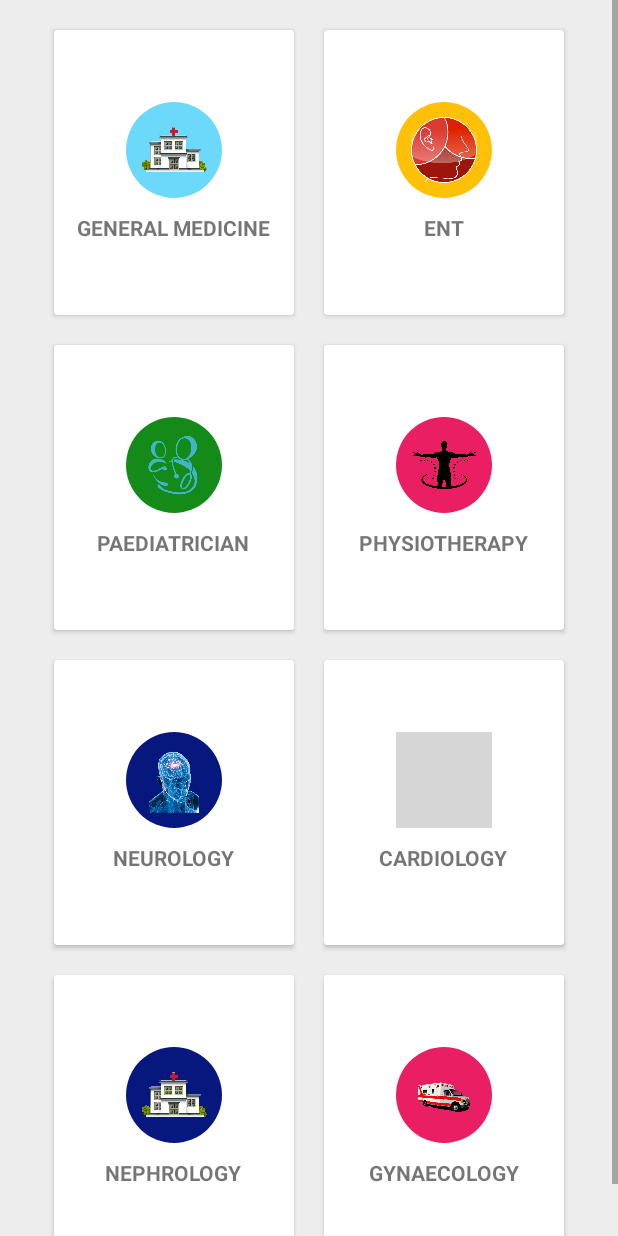
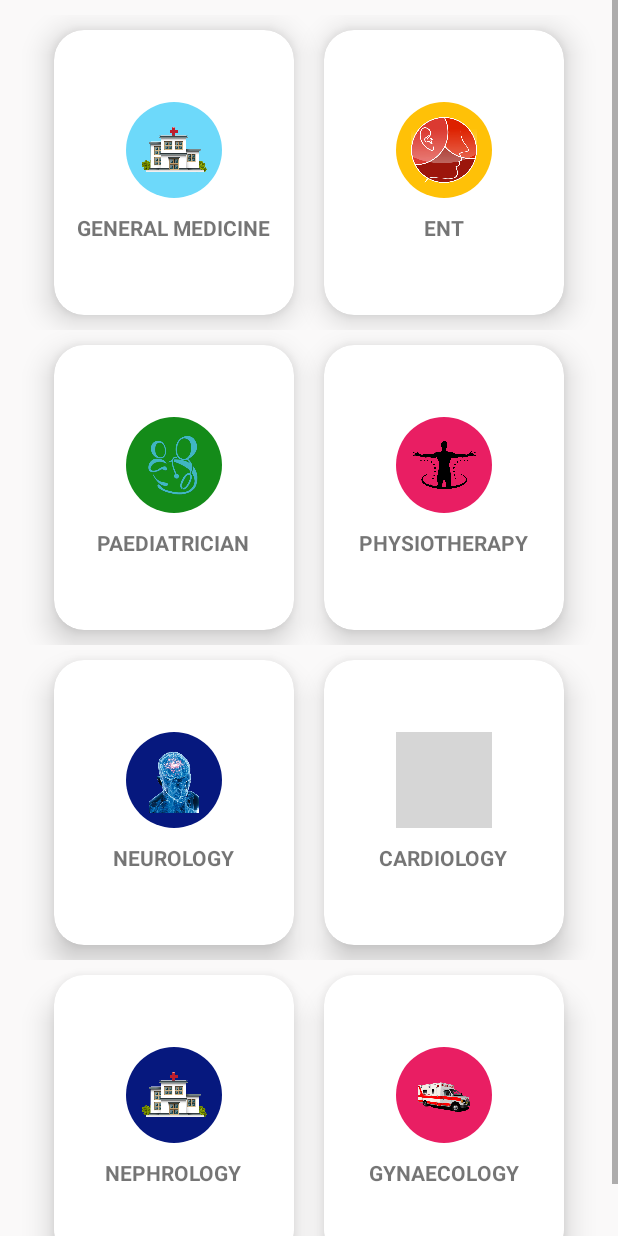
Before and after one commit to harishpadmanabh-HP/SmartAmbulance2020, an Android app: the Category screen opened directly, with no data from a screen before it, on a phone screen of 412 x 824 dp. Run offline under Robolectric (Android 15) with nearby library versions, the phone set to English and light mode, and no system bars; grey boxes are pictures that could not be loaded.

Commit message:
designchanges

```diff
--- a/app/src/main/res/layout/activity_approval.xml
+++ b/app/src/main/res/layout/activity_approval.xml
@@ -27,6 +27,7 @@
             android:layout_width="match_parent"
             android:layout_height="wrap_content"
             android:hint="Registered Name"
+            android:inputType="textPersonName"
             android:textColorHint="#d10606"
             android:textColor="#000"
             />
@@ -42,6 +43,7 @@
             android:layout_height="wrap_content"
             android:hint="Registered Phone number"
             android:textColorHint="#d10606"
+            android:inputType="phone"
             android:textColor="#000"
             />
     </android.support.design.widget.TextInputLayout>
@@ -52,6 +54,7 @@
         android:background="#d10606"
         android:textColor="#fff"
         android:text="ACCEPT RESCUE"
+        android:clickable="true"
         android:textSize="18dp"
         android:textStyle="italic"
         android:layout_marginTop="20dp"
--- a/app/src/main/res/layout/activity_category.xml
+++ b/app/src/main/res/layout/activity_category.xml
@@ -1,13 +1,14 @@
 <?xml version="1.0" encoding="utf-8"?>
 <ScrollView android:layout_width="match_parent"
     android:layout_height="match_parent"
-    xmlns:android="http://schemas.android.com/apk/res/android" >
+    xmlns:android="http://schemas.android.com/apk/res/android"
+    xmlns:app="http://schemas.android.com/apk/res-auto">
     <LinearLayout
         android:layout_width="match_parent"
         android:layout_height="match_parent"
         android:orientation="vertical"
         android:padding="10dp"
-        android:background="#ededed"
+        android:background="#FAF9F9"
         android:gravity="center"
        >
         <LinearLayout
@@ -19,6 +20,8 @@
             <android.support.v7.widget.CardView
                 android:foreground="?android:attr/selectableItemBackground"
                 android:clickable="true"
+                app:cardCornerRadius="20dp"
+                android:translationZ="10dp"
                 android:onClick="generalmedicine"
                 android:layout_width="160dp"
                 android:layout_height="190dp"
@@ -48,6 +51,8 @@
                 android:foreground="?android:attr/selectableItemBackground"
                 android:clickable="true"
                 android:onClick="ent"
+                app:cardCornerRadius="20dp"
+                android:translationZ="10dp"
                 android:layout_width="160dp"
                 android:layout_height="190dp"
                 android:layout_margin="10dp">
@@ -85,6 +90,8 @@
                 android:layout_height="190dp"
                 android:layout_margin="10dp"
                 android:clickable="true"
+                app:cardCornerRadius="20dp"
+                android:translationZ="10dp"
                 android:foreground="?android:attr/selectableItemBackground"
                 android:onClick="paediatrician">
 
@@ -114,6 +121,8 @@
             <android.support.v7.widget.CardView
                 android:foreground="?android:attr/selectableItemBackground"
                 android:clickable="true"
+                app:cardCornerRadius="20dp"
+                android:translationZ="10dp"
                 android:onClick="physiotherapy"
                 android:layout_width="160dp"
                 android:layout_height="190dp"
@@ -153,6 +162,8 @@
                 android:onClick="neurology"
                 android:id="@+id/hospitalcardid"
                 android:layout_width="160dp"
+                app:cardCornerRadius="20dp"
+                android:translationZ="10dp"
                 android:layout_height="190dp"
                 android:layout_margin="10dp">
                 <LinearLayout
@@ -182,6 +193,8 @@
                 android:layout_width="160dp"
                 android:layout_height="190dp"
                 android:onClick="cardiology"
+                app:cardCornerRadius="20dp"
+                android:translationZ="10dp"
                 android:layout_margin="10dp">
                 <LinearLayout
                     android:layout_width="match_parent"
@@ -216,6 +229,8 @@
                 android:clickable="true"
                 android:onClick="nephrology"
                 android:layout_width="160dp"
+                app:cardCornerRadius="20dp"
+                android:translationZ="10dp"
                 android:layout_height="190dp"
                 android:layout_margin="10dp">
                 <LinearLayout
@@ -243,6 +258,8 @@
                 android:foreground="?android:attr/selectableItemBackground"
                 android:clickable="true"
                 android:layout_width="160dp"
+                app:cardCornerRadius="20dp"
+                android:translationZ="10dp"
                 android:layout_height="190dp"
                 android:onClick="gynaecology"
                 android:layout_margin="10dp">
```
Also changed, not shown: app/src/main/res/drawable/ic_mail_black_24dp.xml (added, +9 -0 lines), app/src/main/res/layout/activity_main.xml (+15 -3 lines), app/src/main/res/layout/activity_opregistration.xml (+4 -4 lines).
